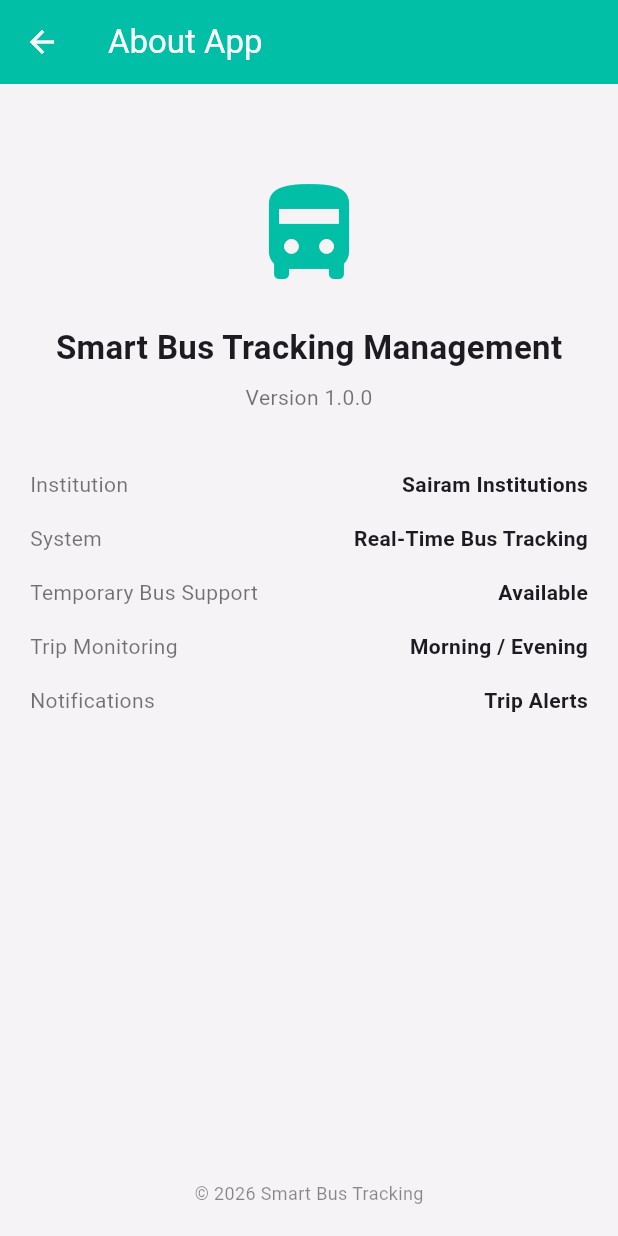
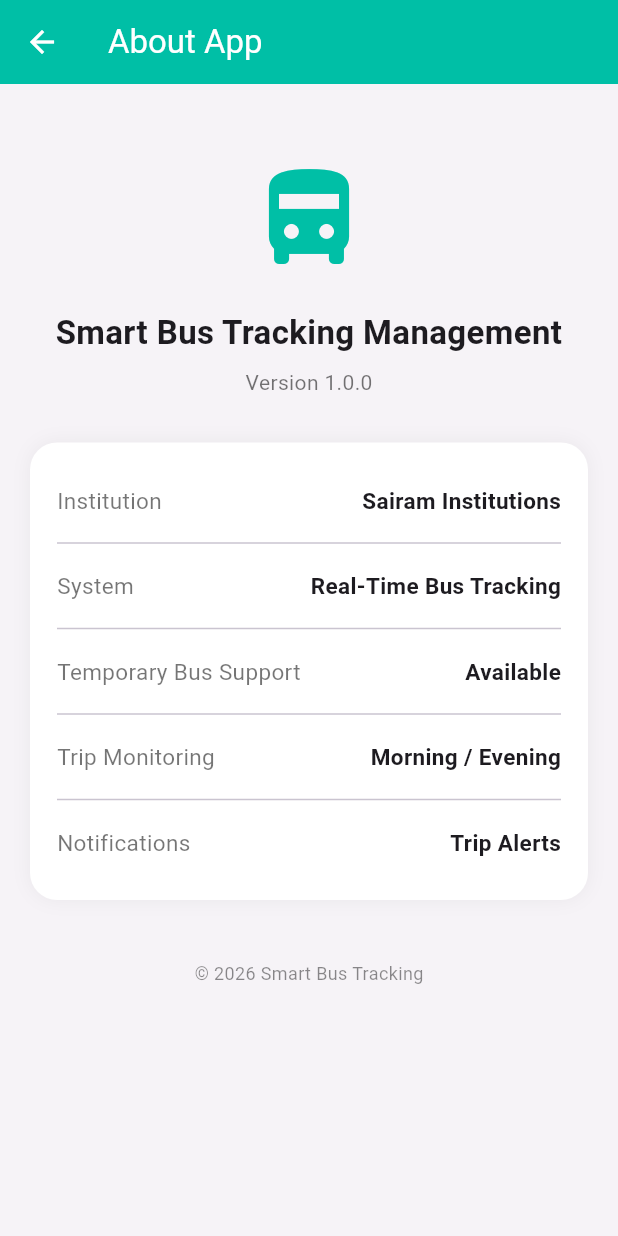
Before and after one commit to veeraworks/flutter_codes, a Flutter app: the DriverSettingsPage screen opened directly, after a tap on "App Info", on a phone screen of 412 x 824 dp. Run offline on Flutter 3.47's test engine with Material 3 defaults, Android fonts, the phone set to English and light mode, and no system bars; our stand-ins replace connectivity_plus, firebase_auth, firebase_core, firebase_database, firebase_messaging, flutter_local_notifications and 3 more; missing offline and left inert: flutter_background_service, flutter_background_service_android, flutter_polyline_points; accounts and stored records are empty.

Commit message:
Updated some codes

```diff
--- a/lib/background_location_service.dart
+++ b/lib/background_location_service.dart
@@ -73,10 +73,11 @@
   });
 
   /// LOCATION UPDATE LOOP
-  Timer.periodic(const Duration(seconds: 8), (timer) async {
+  Timer.periodic(const Duration(seconds: 4), (timer) async {
 
     if (service is AndroidServiceInstance) {
       if (!await service.isForegroundService()) {
+        print("⚠ Service not in foreground, stopping timer");
         timer.cancel();
         return;
       }
@@ -101,7 +102,7 @@
       }
 
       Position position = await Geolocator.getCurrentPosition(
-        desiredAccuracy: LocationAccuracy.high,
+        desiredAccuracy: LocationAccuracy.bestForNavigation,
         timeLimit: const Duration(seconds: 10),
       );
 
--- a/lib/driver_about_app_page.dart
+++ b/lib/driver_about_app_page.dart
@@ -12,11 +12,15 @@
         foregroundColor: Colors.white,
       ),
       backgroundColor: const Color(0xFFF6F3F7),
-      body: Padding(
+
+      body: SingleChildScrollView(
+        child: Padding(
           padding: const EdgeInsets.all(20),
+
           child: Column(
             children: [
-            const SizedBox(height: 40),
+
+              const SizedBox(height: 30),
 
               const Icon(
                 Icons.directions_bus_filled,
@@ -28,6 +32,7 @@
 
               const Text(
                 "Smart Bus Tracking Management",
+                textAlign: TextAlign.center,
                 style: TextStyle(
                   fontSize: 22,
                   fontWeight: FontWeight.bold,
@@ -43,19 +48,55 @@
 
               const SizedBox(height: 30),
 
+              /// INFO CARD
+              Container(
+                padding: const EdgeInsets.all(18),
+                decoration: BoxDecoration(
+                  color: Colors.white,
+                  borderRadius: BorderRadius.circular(18),
+                  boxShadow: [
+                    BoxShadow(
+                      color: Colors.black.withOpacity(0.05),
+                      blurRadius: 10,
+                    )
+                  ],
+                ),
+
+                child: Column(
+                  children: [
+
                     _infoRow("Institution", "Sairam Institutions"),
+                    const Divider(),
+
                     _infoRow("System", "Real-Time Bus Tracking"),
+                    const Divider(),
+
                     _infoRow("Temporary Bus Support", "Available"),
+                    const Divider(),
+
                     _infoRow("Trip Monitoring", "Morning / Evening"),
+                    const Divider(),
+
                     _infoRow("Notifications", "Trip Alerts"),
 
-            const Spacer(),
+                  ],
+                ),
+              ),
+
+              const SizedBox(height: 40),
 
               const Text(
                 "© 2026 Smart Bus Tracking",
-              style: TextStyle(color: Colors.black45, fontSize: 12),
+                style: TextStyle(
+                  color: Colors.black45,
+                  fontSize: 12,
                 ),
+              ),
+
+              const SizedBox(height: 10),
+
             ],
+          ),
         ),
       ),
     );
@@ -63,15 +104,29 @@
 
   static Widget _infoRow(String title, String value) {
     return Padding(
-      padding: const EdgeInsets.symmetric(vertical: 8),
+      padding: const EdgeInsets.symmetric(vertical: 10),
+
       child: Row(
         mainAxisAlignment: MainAxisAlignment.spaceBetween,
+
         children: [
-          Text(title, style: const TextStyle(color: Colors.black54)),
+
+          Text(
+            title,
+            style: const TextStyle(
+              color: Colors.black54,
+              fontSize: 15,
+            ),
+          ),
+
           Text(
             value,
-            style: const TextStyle(fontWeight: FontWeight.w600),
+            style: const TextStyle(
+              fontWeight: FontWeight.w600,
+              fontSize: 15,
             ),
+          ),
+
         ],
       ),
     );
--- a/lib/driver_settings_page.dart
+++ b/lib/driver_settings_page.dart
@@ -15,15 +15,12 @@
   bool isTripActive = false;
   String trackingStatus = "Inactive";
 
-  // ================= INIT =================
-
   @override
   void initState() {
     super.initState();
     _loadTrackingStatus();
   }
 
-  // ✅ refresh when page re-opened
   @override
   void didChangeDependencies() {
     super.didChangeDependencies();
@@ -36,6 +33,8 @@
     final prefs = await SharedPreferences.getInstance();
 
     final bool isActive = prefs.getBool("trackingActive") ?? false;
+
+    if (!mounted) return;
 
     setState(() {
       trackingStatus = isActive ? "Active" : "Inactive";
@@ -50,7 +49,6 @@
     final prefs = await SharedPreferences.getInstance();
     final bool isTracking = prefs.getBool("trackingActive") ?? false;
 
-    // 🚫 BLOCK logout if trip running
     if (isTracking) {
       ScaffoldMessenger.of(context).showSnackBar(
         const SnackBar(
@@ -61,7 +59,6 @@
       return;
     }
 
-    // ✅ Clear session
     await prefs.clear();
 
     if (!mounted) return;
@@ -84,7 +81,9 @@
         foregroundColor: Colors.white,
       ),
       backgroundColor: const Color(0xFFF6F3F7),
-      body: ListView(
+
+      body: SafeArea(
+        child: ListView(
           padding: const EdgeInsets.all(16),
           children: [
 
@@ -169,6 +168,7 @@
             ),
           ],
         ),
+      ),
     );
   }
 
@@ -179,6 +179,12 @@
       decoration: BoxDecoration(
         color: Colors.white,
         borderRadius: BorderRadius.circular(16),
+        boxShadow: [
+          BoxShadow(
+            color: Colors.black.withOpacity(0.05),
+            blurRadius: 8,
+          )
+        ],
       ),
       child: Column(children: children),
     );
```
Also changed, not shown: lib/driver_otp_page.dart (+11 -2 lines), lib/driver_profile_page.dart (+35 -5 lines), lib/help_page.dart (+15 -3 lines), lib/location_service.dart (deleted, +0 -43 lines), lib/settings_page.dart (+22 -1 lines), lib/student_otp_page.dart (+8 -3 lines), lib/temporary_bus_change_page.dart (+9 -2 lines). Lines whose indentation alone changed are shown as unchanged.
